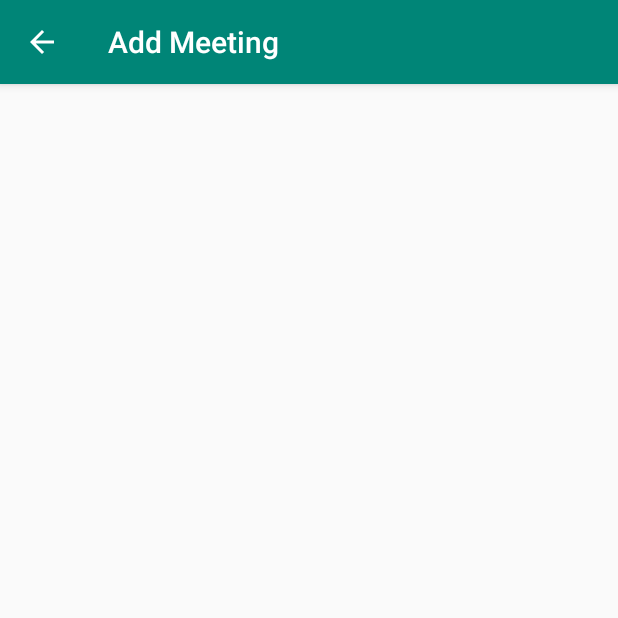
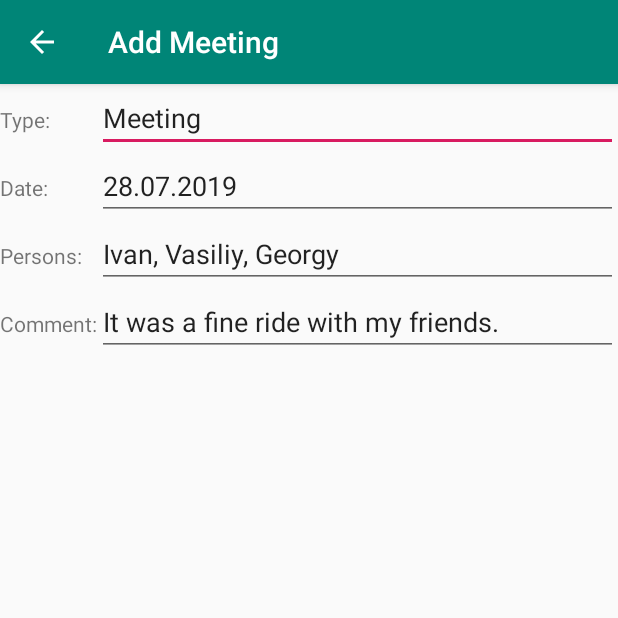
Before and after one commit to kirillsmirnov1/Friends-reminder-android, an Android app: the AddMeeting screen opened directly, with no data from a screen before it, on a phone screen of 412 x 824 dp, the top half of it. Run offline under Robolectric (Android 15) with nearby library versions, the light colour scheme and no system bars.

Commit message:
Filled Add Meeting activity

```diff
--- a/app/src/main/AndroidManifest.xml
+++ b/app/src/main/AndroidManifest.xml
@@ -1,6 +1,6 @@
 <?xml version="1.0" encoding="utf-8"?>
 <manifest xmlns:android="http://schemas.android.com/apk/res/android"
-          package="com.trulden.friends">
+          xmlns:tools="http://schemas.android.com/tools" package="com.trulden.friends">
 
     <application
             android:allowBackup="true"
@@ -8,7 +8,7 @@
             android:label="@string/app_name"
             android:roundIcon="@mipmap/ic_launcher_round"
             android:supportsRtl="true"
-            android:theme="@style/AppTheme">
+            android:theme="@style/AppTheme" tools:ignore="GoogleAppIndexingWarning">
 
         <activity
                 android:name=".AddMeeting"
--- a/app/src/main/res/layout/activity_add_meeting.xml
+++ b/app/src/main/res/layout/activity_add_meeting.xml
@@ -1,10 +1,69 @@
 <?xml version="1.0" encoding="utf-8"?>
-<androidx.constraintlayout.widget.ConstraintLayout
+<TableLayout
         xmlns:android="http://schemas.android.com/apk/res/android"
         xmlns:tools="http://schemas.android.com/tools"
         xmlns:app="http://schemas.android.com/apk/res-auto"
         android:layout_width="match_parent"
         android:layout_height="match_parent"
-        tools:context=".AddMeeting">
-
-</androidx.constraintlayout.widget.ConstraintLayout>
+        tools:context=".AddMeeting"
+        android:stretchColumns="1"
+>
+    <TableRow
+            android:layout_width="match_parent"
+            android:layout_height="match_parent">
+        <TextView
+                android:text="@string/type_input_invitation"
+                android:layout_width="wrap_content"
+                android:layout_height="wrap_content" android:id="@+id/textType"/>
+        <EditText
+                android:layout_width="wrap_content"
+                android:layout_height="wrap_content"
+                android:inputType="textPersonName"
+                android:text="@string/meeting_input_invitation"
+                android:ems="10"
+                android:id="@+id/editType"/>
+    </TableRow>
+    <TableRow
+            android:layout_width="match_parent"
+            android:layout_height="match_parent">
+        <TextView
+                android:text="@string/date_input_invitation"
+                android:layout_width="wrap_content"
+                android:layout_height="wrap_content" android:id="@+id/textDate"/>
+        <EditText
+                android:layout_width="wrap_content"
+                android:layout_height="wrap_content"
+                android:inputType="date"
+                android:ems="10"
+                android:id="@+id/editDate" android:text="@string/default_date"/>
+    </TableRow>
+    <TableRow
+            android:layout_width="match_parent"
+            android:layout_height="match_parent">
+        <TextView
+                android:text="@string/persons_input_invitation"
+                android:layout_width="wrap_content"
+                android:layout_height="wrap_content" android:id="@+id/textPersons"/>
+        <EditText
+                android:layout_width="wrap_content"
+                android:layout_height="wrap_content"
+                android:inputType="textPersonName"
+                android:text="@string/default_persons"
+                android:ems="10"
+                android:id="@+id/editPersons"/>
+    </TableRow>
+    <TableRow
+            android:layout_width="match_parent"
+            android:layout_height="match_parent">
+        <TextView
+                android:text="@string/comment_input_invitation"
+                android:layout_width="wrap_content"
+                android:layout_height="wrap_content" android:id="@+id/textComment"/>
+        <EditText
+                android:layout_width="wrap_content"
+                android:layout_height="wrap_content"
+                android:inputType="textMultiLine"
+                android:ems="10"
+                android:id="@+id/editComment" android:text="@string/default_meeting_comment"/>
+    </TableRow>
+</TableLayout>
--- a/app/src/main/res/values/strings.xml
+++ b/app/src/main/res/values/strings.xml
@@ -5,4 +5,12 @@
     <string name="log">Log</string>
     <string name="friends">Friends</string>
     <string name="add_meeting">Add Meeting</string>
+    <string name="type_input_invitation">Type:</string>
+    <string name="meeting_input_invitation">Meeting</string>
+    <string name="date_input_invitation">Date:</string>
+    <string name="default_date">28.07.2019</string>
+    <string name="persons_input_invitation">Persons:</string>
+    <string name="default_persons">Ivan, Vasiliy, Georgy</string>
+    <string name="comment_input_invitation">Comment:</string>
+    <string name="default_meeting_comment">It was a fine ride with my friends.</string>
 </resources>
```
